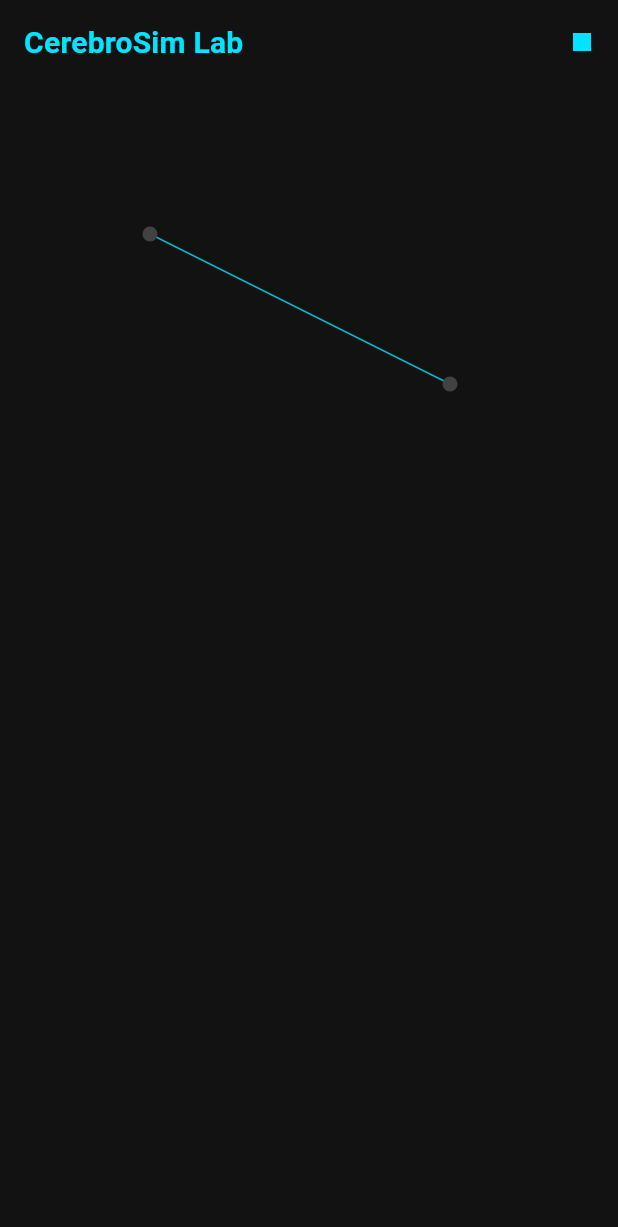
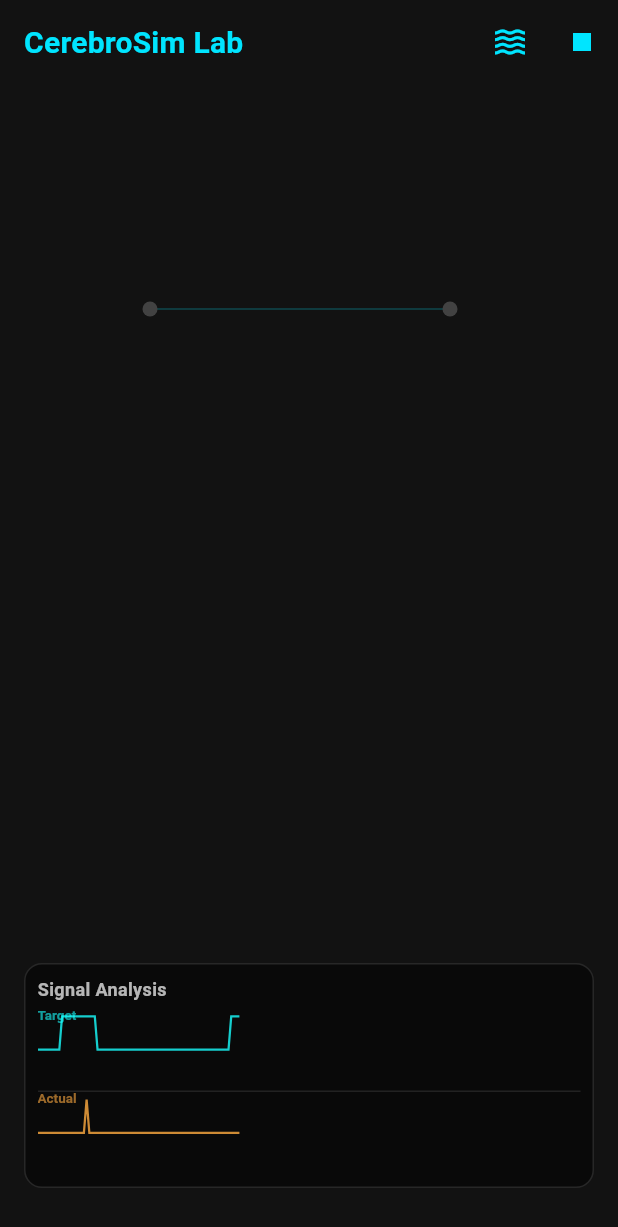
Before and after one commit to mirkodibr/CerebroSim, a Flutter app: the screen it shows after launch, after a tap on the "play arrow" icon, on a phone screen of 412 x 824 dp. Shown: the top 1227 px of the screen. Run offline on Flutter 3.47's test engine with Material 3 defaults, Android fonts, the phone set to English and light mode, and no system bars; our stand-ins replace firebase_core, flutter_riverpod; accounts and stored records are empty.

Commit message:
Prompt #18: Implement Real-Time Signal Plotter with learning visualization and tests

```diff
--- a/lib/providers/signal_provider.dart
+++ b/lib/providers/signal_provider.dart
@@ -52,3 +52,30 @@ class SignalNotifier extends Notifier<bool> {
 final signalProvider = NotifierProvider<SignalNotifier, bool>(() {
   return SignalNotifier();
 });
+
+class HistoryPoint {
+  final double input;
+  final double output;
+  HistoryPoint(this.input, this.output);
+}
+
+class SignalHistoryNotifier extends Notifier<List<HistoryPoint>> {
+  @override
+  List<HistoryPoint> build() => [];
+
+  void addPoint(double input, double output) {
+    final nextHistory = List<HistoryPoint>.from(state)..add(HistoryPoint(input, output));
+    if (nextHistory.length > 200) {
+      nextHistory.removeAt(0);
+    }
+    state = nextHistory;
+  }
+
+  void reset() {
+    state = [];
+  }
+}
+
+final signalHistoryProvider = NotifierProvider<SignalHistoryNotifier, List<HistoryPoint>>(() {
+  return SignalHistoryNotifier();
+});
--- a/lib/providers/simulation_provider.dart
+++ b/lib/providers/simulation_provider.dart
@@ -1,7 +1,9 @@
 import 'dart:async';
 import 'package:flutter_riverpod/flutter_riverpod.dart';
 import '../models/simulation_state.dart';
+import '../models/neuron.dart';
 import '../services/simulation_service.dart';
+import 'signal_provider.dart';
 
 /// Provider for the SimulationService
 final simulationServiceProvider = Provider<SimulationService>((ref) {
@@ -26,6 +28,8 @@ class SimulationNotifier extends Notifier<SimulationState> {
   /// Initializes the simulation with a starting state
   void initialize(SimulationState initialState) {
     state = initialState;
+    ref.read(signalHistoryProvider.notifier).reset();
+    ref.read(signalProvider.notifier).reset();
   }
 
   /// Starts the simulation at ~60 FPS (16ms per tick)
@@ -46,7 +50,44 @@ class SimulationNotifier extends Notifier<SimulationState> {
   /// Processes a single step of the simulation
   void tick() {
     final service = ref.read(simulationServiceProvider);
-    state = service.calculateNextState(state);
+
+    // 1. Update the signal generator
+    final signalNotifier = ref.read(signalProvider.notifier);
+    signalNotifier.update(16);
+    final currentInput = ref.read(signalProvider);
+
+    // 2. Feed signal into the input neuron (e.g. 'n1')
+    SimulationState currentState = state;
+    final List<Neuron> updatedNeurons = currentState.neurons.map((n) {
+      if (n.type == 'Granular') {
+        // If signal is high, push potential towards threshold
+        return n.copyWith(currentPotential: currentInput ? n.threshold : n.currentPotential);
+      }
+      return n;
+    }).toList();
+    currentState = currentState.copyWith(neurons: updatedNeurons);
+
+    // 3. Process the simulation tick
+    final nextState = service.calculateNextState(currentState);
+    state = nextState;
+
+    // 4. Learning logic (Purkinje cell error correction)
+    // Find the Purkinje cell
+    final purkinje = state.neurons.firstWhere(
+      (n) => n.type == 'Purkinje',
+      orElse: () => state.neurons.isNotEmpty ? state.neurons.last : const Neuron(id: '', type: '', threshold: 0, currentPotential: 0)
+    );
+
+    if (purkinje.id.isNotEmpty) {
+      applyLearning(purkinje.id, currentInput);
+    }
+
+    // 5. Update history
+    final outputSpike = purkinje.currentPotential >= purkinje.threshold;
+    ref.read(signalHistoryProvider.notifier).addPoint(
+      currentInput ? 1.0 : 0.0,
+      outputSpike ? 1.0 : 0.0
+    );
   }
 
   /// Applies error correction based on a target signal
--- a/lib/screens/home_screen.dart
+++ b/lib/screens/home_screen.dart
@@ -1,7 +1,9 @@
 import 'package:flutter/material.dart';
 import 'package:flutter_riverpod/flutter_riverpod.dart';
 import '../providers/simulation_provider.dart';
+import '../providers/signal_provider.dart';
 import '../widgets/neural_canvas.dart';
+import '../widgets/signal_plotter.dart';
 import '../models/simulation_state.dart';
 import '../models/neuron.dart';
 import '../models/synapse.dart';
@@ -22,11 +24,11 @@ class _HomeScreenState extends ConsumerState<HomeScreen> {
       ref.read(simulationProvider.notifier).initialize(
         const SimulationState(
           neurons: [
-            Neuron(id: 'n1', type: 'Granular', threshold: 10, currentPotential: 0, x: 100, y: 100),
-            Neuron(id: 'n2', type: 'Purkinje', threshold: 15, currentPotential: 0, x: 300, y: 200),
+            Neuron(id: 'n1', type: 'Granular', threshold: 1, currentPotential: 0, x: 100, y: 150),
+            Neuron(id: 'n2', type: 'Purkinje', threshold: 5, currentPotential: 0, x: 300, y: 150),
           ],
           synapses: [
-            Synapse(sourceId: 'n1', targetId: 'n2', weight: 5.0, learningRate: 0.1),
+            Synapse(sourceId: 'n1', targetId: 'n2', weight: 0.5, learningRate: 0.05),
           ],
         ),
       );
@@ -36,15 +38,26 @@ class _HomeScreenState extends ConsumerState<HomeScreen> {
   @override
   Widget build(BuildContext context) {
     final simulationState = ref.watch(simulationProvider);
+    final history = ref.watch(signalHistoryProvider);
+    final isRunning = ref.watch(simulationProvider.notifier).isRunning;
 
     return Scaffold(
       appBar: AppBar(
         title: const Text('CerebroSim Lab'),
         actions: [
+          PopupMenuButton<SignalType>(
+            icon: const Icon(Icons.waves),
+            onSelected: (type) {
+              ref.read(signalProvider.notifier).setType(type);
+            },
+            itemBuilder: (context) => [
+              const PopupMenuItem(value: SignalType.sine, child: Text('Sine Wave')),
+              const PopupMenuItem(value: SignalType.step, child: Text('Step Signal')),
+              const PopupMenuItem(value: SignalType.square, child: Text('Square Wave')),
+            ],
+          ),
           IconButton(
-            icon: Icon(ref.watch(simulationProvider.notifier).isRunning
-                ? Icons.stop
-                : Icons.play_arrow),
+            icon: Icon(isRunning ? Icons.stop : Icons.play_arrow),
             onPressed: () {
               final notifier = ref.read(simulationProvider.notifier);
               if (notifier.isRunning) {
@@ -52,12 +65,13 @@ class _HomeScreenState extends ConsumerState<HomeScreen> {
               } else {
                 notifier.start();
               }
-              setState(() {}); // Rebuild to update icon
             },
           ),
         ],
       ),
-      body: InteractiveViewer(
+      body: Stack(
+        children: [
+          InteractiveViewer(
             boundaryMargin: const EdgeInsets.all(double.infinity),
             minScale: 0.1,
             maxScale: 5.0,
@@ -67,6 +81,14 @@ class _HomeScreenState extends ConsumerState<HomeScreen> {
               child: NeuralCanvas(state: simulationState),
             ),
           ),
+          Positioned(
+            left: 16,
+            right: 16,
+            bottom: 32,
+            child: SignalPlotter(history: history),
+          ),
+        ],
+      ),
     );
   }
 }
--- a/lib/widgets/neural_canvas.dart
+++ b/lib/widgets/neural_canvas.dart
@@ -40,8 +40,8 @@ class _NeuralPainter extends CustomPainter {
       final target = state.neurons.firstWhere((n) => n.id == synapse.targetId);
 
       // Adjust color based on weight
-      synapsePaint.color = CerebroTheme.neonCyan.withOpacity(
-        (synapse.weight * 0.5).clamp(0.1, 0.8),
+      synapsePaint.color = CerebroTheme.neonCyan.withValues(
+        alpha: (synapse.weight * 0.5).clamp(0.1, 0.8),
       );
 
       canvas.drawLine(
@@ -66,7 +66,7 @@ class _NeuralPainter extends CustomPainter {
           Offset(neuron.x, neuron.y),
           8.0,
           Paint()
-            ..color = CerebroTheme.neonCyan.withOpacity(0.3)
+            ..color = CerebroTheme.neonCyan.withValues(alpha: 0.3)
             ..maskFilter = const MaskFilter.blur(BlurStyle.normal, 4.0),
         );
       }
--- /dev/null
+++ b/lib/widgets/signal_plotter.dart
@@ -0,0 +1,117 @@
+import 'package:flutter/material.dart';
+import '../providers/signal_provider.dart';
+
+class SignalPlotter extends StatelessWidget {
+  final List<HistoryPoint> history;
+
+  const SignalPlotter({super.key, required this.history});
+
+  @override
+  Widget build(BuildContext context) {
+    return Container(
+      height: 150,
+      padding: const EdgeInsets.all(8),
+      decoration: BoxDecoration(
+        color: Colors.black.withValues(alpha: 0.5),
+        borderRadius: BorderRadius.circular(12),
+        border: Border.all(color: Colors.white12),
+      ),
+      child: Column(
+        crossAxisAlignment: CrossAxisAlignment.start,
+        children: [
+          const Text(
+            'Signal Analysis',
+            style: TextStyle(color: Colors.white70, fontSize: 12, fontWeight: FontWeight.bold),
+          ),
+          const SizedBox(height: 4),
+          Expanded(
+            child: ClipRect(
+              child: CustomPaint(
+                painter: _SignalPainter(history),
+                size: Size.infinite,
+              ),
+            ),
+          ),
+        ],
+      ),
+    );
+  }
+}
+
+class _SignalPainter extends CustomPainter {
+  final List<HistoryPoint> history;
+
+  _SignalPainter(this.history);
+
+  @override
+  void paint(Canvas canvas, Size size) {
+    if (history.isEmpty) return;
+
+    final inputPaint = Paint()
+      ..color = Colors.cyanAccent.withValues(alpha: 0.8)
+      ..strokeWidth = 1.5
+      ..style = PaintingStyle.stroke;
+
+    final outputPaint = Paint()
+      ..color = Colors.orangeAccent.withValues(alpha: 0.8)
+      ..strokeWidth = 1.5
+      ..style = PaintingStyle.stroke;
+
+    final inputPath = Path();
+    final outputPath = Path();
+
+    // Max 200 points as defined in SignalHistoryNotifier
+    const int maxPoints = 200;
+    final double stepX = size.width / (maxPoints - 1);
+    final double midY = size.height / 2;
+    final double trackHeight = size.height / 2.5;
+
+    for (int i = 0; i < history.length; i++) {
+      final x = i * stepX;
+
+      // Input plot (Target) - centered in top half
+      final inputY = (midY / 2) - (history[i].input * trackHeight / 2);
+      if (i == 0) {
+        inputPath.moveTo(x, inputY);
+      } else {
+        // Use step-like line for binary signals
+        inputPath.lineTo(x, inputY);
+      }
+
+      // Output plot (Actual) - centered in bottom half
+      final outputY = (size.height * 0.75) - (history[i].output * trackHeight / 2);
+       if (i == 0) {
+        outputPath.moveTo(x, outputY);
+      } else {
+        outputPath.lineTo(x, outputY);
+      }
+    }
+
+    canvas.drawPath(inputPath, inputPaint);
+    canvas.drawPath(outputPath, outputPaint);
+
+    // Legend/Labels
+    _drawLabel(canvas, "Target", const Offset(0, 0), Colors.cyanAccent);
+    _drawLabel(canvas, "Actual", Offset(0, midY), Colors.orangeAccent);
+
+    // Draw a divider
+    final dividerPaint = Paint()
+      ..color = Colors.white10
+      ..strokeWidth = 1;
+    canvas.drawLine(Offset(0, midY), Offset(size.width, midY), dividerPaint);
+  }
+
+  void _drawLabel(Canvas canvas, String text, Offset offset, Color color) {
+    final tp = TextPainter(
+      text: TextSpan(
+        text: text,
+        style: TextStyle(color: color.withValues(alpha: 0.6), fontSize: 9, fontWeight: FontWeight.bold),
+      ),
+      textDirection: TextDirection.ltr,
+    )..layout();
+    tp.paint(canvas, offset);
+  }
+
+  @override
+  bool shouldRepaint(covariant _SignalPainter oldDelegate) => true;
+}
```
Also changed, not shown: 4 other files. Lines whose indentation alone changed are shown as unchanged.
